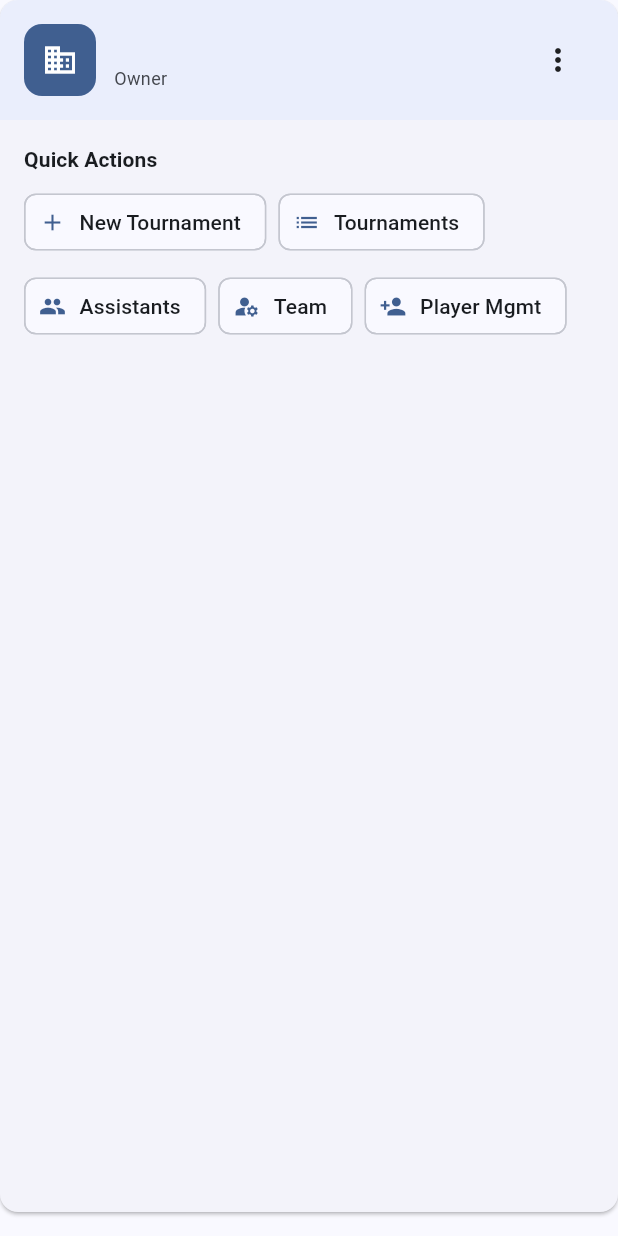
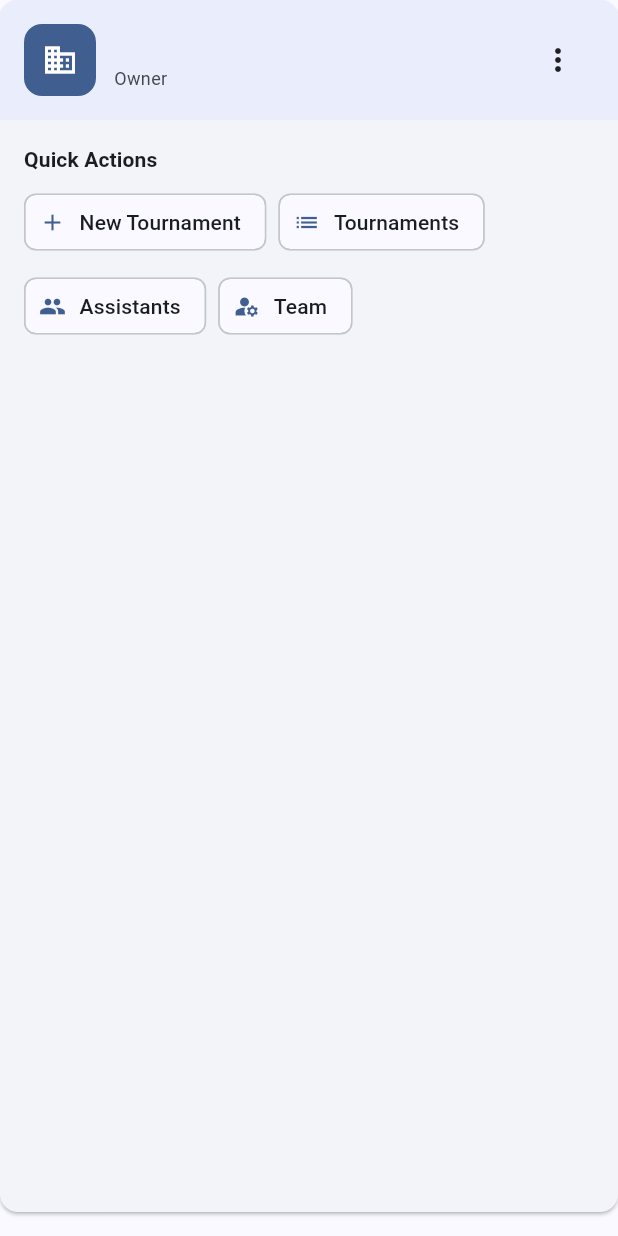
Before and after one commit to ShaikhMasud/Tournament_Platform, a Flutter app: the _OrganizationCard widget shown alone on an empty page, opened directly with empty values, on a phone screen of 412 x 824 dp. Run offline on Flutter 3.47's test engine with Material 3 defaults, Android fonts, the phone set to English and light mode, and no system bars; our stand-ins replace dio, flutter_riverpod, flutter_secure_storage, go_router, open_filex; accounts and stored records are empty; network calls fail.

Commit message:
Remove coming soon placeholders and implement tournament picker
- Removed 'Player Mgmt' placeholder button from organizer home
- Implemented tournament picker for leaderboard in player home

Co-authored-by: openhands <openhands@all-hands.dev>

```diff
--- a/tournament_platform_shell/lib/features/organizers/screens/organizer_home_screen.dart
+++ b/tournament_platform_shell/lib/features/organizers/screens/organizer_home_screen.dart
@@ -381,15 +381,7 @@ class _OrganizationCard extends StatelessWidget {
                       label: const Text('Team'),
                       onPressed: () => context.go('/organizer/organizations/${organization.id}/team?name=${Uri.encodeComponent(organization.name)}'),
                     ),
-                    ActionChip(
-                      avatar: const Icon(Icons.person_add, size: 18),
-                      label: const Text('Player Mgmt'),
-                      onPressed: () {
-                        ScaffoldMessenger.of(context).showSnackBar(
-                          const SnackBar(content: Text('Player management coming soon')),
-                        );
-                      },
-                    ),
+
                   ],
                 ),
               ],
```
Also changed, not shown: tournament_platform_shell/lib/features/players/screens/player_home_screen.dart (+38 -5 lines).
